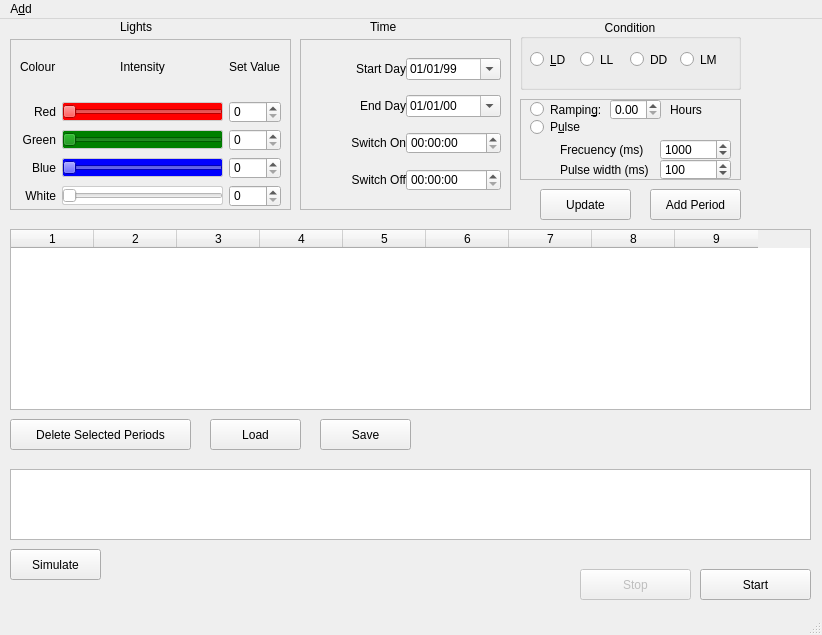
The window that led-control/src/GuiCode.ui (PolygonalTree/Led-control) describes before a commit, drawn with Qt 5.
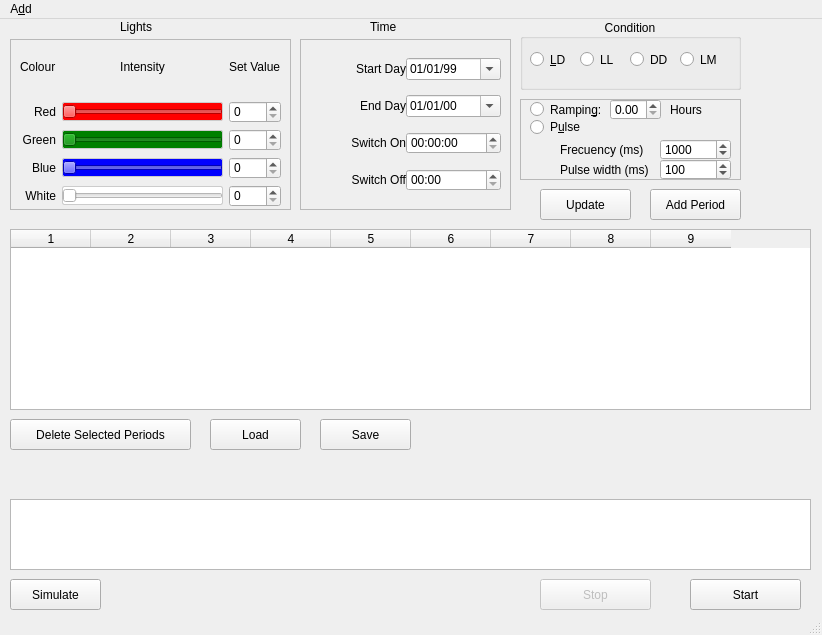
The same window after the commit.

What changed in the file:
```diff
--- a/led-control/src/GuiCode.ui
+++ b/led-control/src/GuiCode.ui
@@ -60,8 +60,8 @@
    <widget class="QPushButton" name="buttonStart">
     <property name="geometry">
      <rect>
-      <x>700</x>
-      <y>550</y>
+      <x>690</x>
+      <y>560</y>
       <width>111</width>
       <height>31</height>
      </rect>
@@ -114,7 +114,7 @@
      <number>9</number>
     </property>
     <attribute name="horizontalHeaderDefaultSectionSize">
-     <number>83</number>
+     <number>80</number>
     </attribute>
     <attribute name="verticalHeaderVisible">
      <bool>true</bool>
@@ -133,7 +133,7 @@
     <property name="geometry">
      <rect>
       <x>10</x>
-      <y>450</y>
+      <y>480</y>
       <width>801</width>
       <height>71</height>
      </rect>
@@ -232,8 +232,8 @@
    <widget class="QLabel" name="label">
     <property name="geometry">
      <rect>
-      <x>270</x>
-      <y>410</y>
+      <x>280</x>
+      <y>450</y>
       <width>191</width>
       <height>21</height>
      </rect>
@@ -261,8 +261,8 @@
     </property>
     <property name="geometry">
      <rect>
-      <x>580</x>
-      <y>550</y>
+      <x>540</x>
+      <y>560</y>
       <width>111</width>
       <height>31</height>
      </rect>
@@ -275,7 +275,7 @@
     <property name="geometry">
      <rect>
       <x>10</x>
-      <y>530</y>
+      <y>560</y>
       <width>91</width>
       <height>31</height>
      </rect>
@@ -449,7 +449,14 @@
        <number>0</number>
       </property>
       <item row="3" column="1">
-       <widget class="QTimeEdit" name="timeEdit_2"/>
+       <widget class="QTimeEdit" name="timeEdit_2">
+        <property name="locale">
+         <locale language="English" country="Germany"/>
+        </property>
+        <property name="displayFormat">
+         <string notr="true">HH:mm</string>
+        </property>
+       </widget>
       </item>
       <item row="1" column="1">
        <widget class="QDateTimeEdit" name="dateTimeEdit_2">
```
